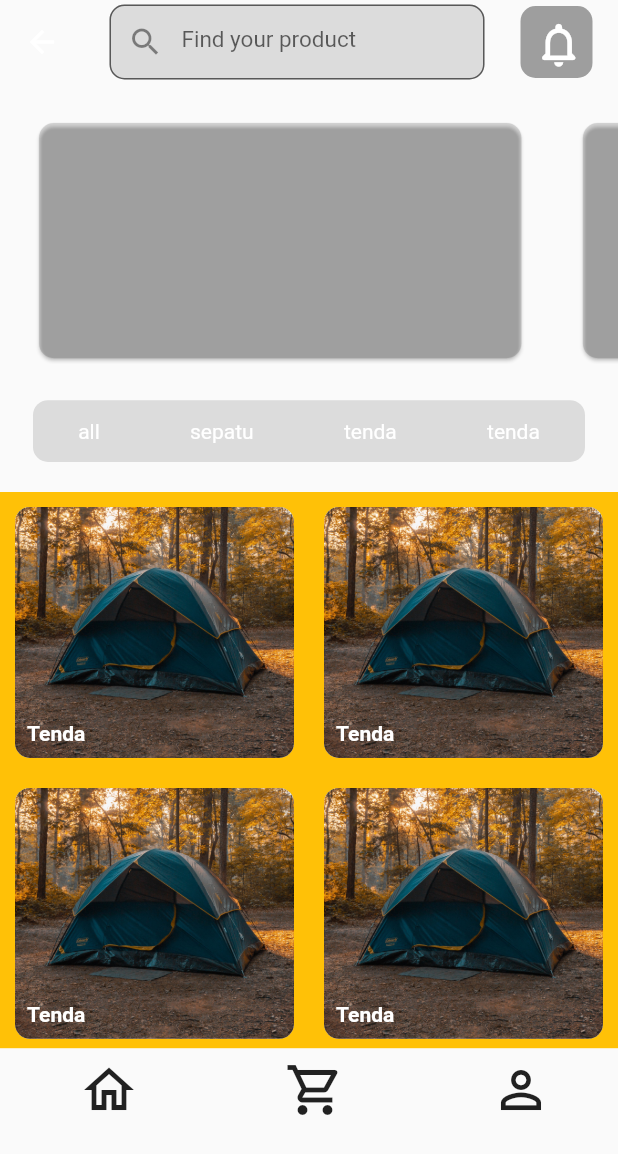
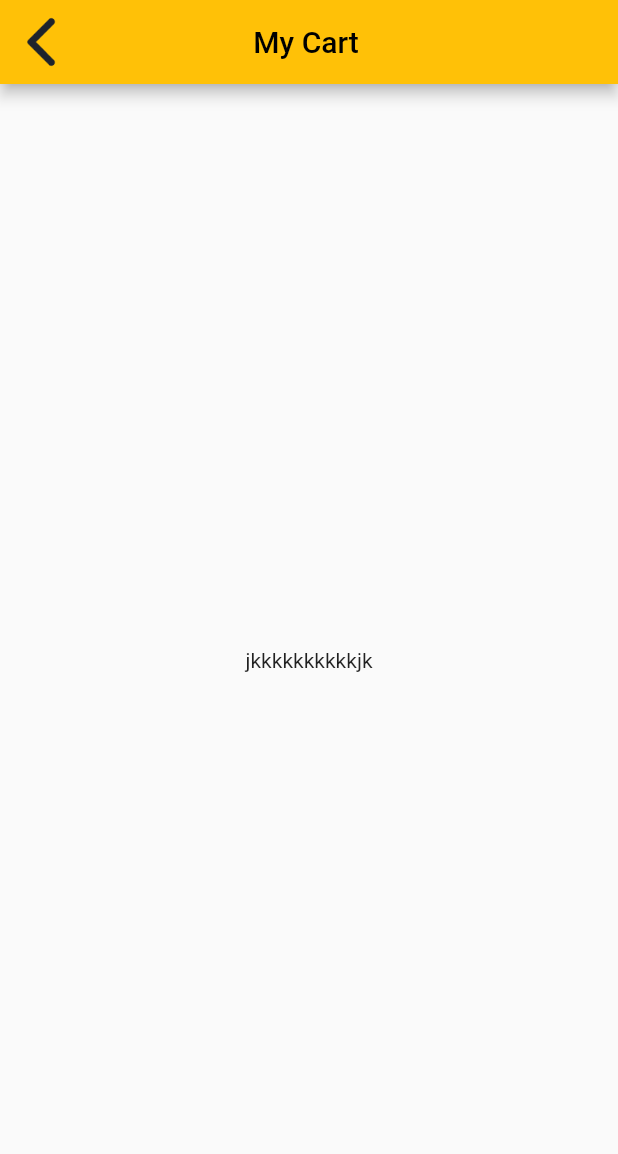
Before and after one commit to adiyuda46/rent, a Flutter app: the HomePage screen opened by its route, after a tap on the "shopping cart" icon, on a phone screen of 412 x 824 dp. Shown: the top 1154 px of the screen. Run offline on Flutter 3.47's test engine with Material 2 defaults, Android fonts, the phone set to English and light mode, and no system bars; our stand-ins replace google_fonts.

Commit message:
widget appbar

```diff
--- a/lib/main.dart
+++ b/lib/main.dart
@@ -1,4 +1,5 @@
 import 'package:flutter/material.dart';
+import 'package:rent/ui/page/cart.dart';
 import 'package:rent/ui/page/detailProduct.dart';
 import 'package:rent/ui/page/forgotpassword.dart';
 import 'package:rent/ui/page/home.dart';
@@ -27,7 +28,7 @@ class MyApp extends StatelessWidget {
         '/homePage': (context) => HomePage(),
         '/ForgetPassword' : (context) => ForgetPassword(),
         '/DetailProduct':(context) => DetailProduct(),
-
+        '/Cart' : (context) => Cart(),
 
       },
     );
--- /dev/null
+++ b/lib/ui/page/cart.dart
@@ -0,0 +1,16 @@
+import 'package:flutter/material.dart';
+import '../widget/appBar3.dart';
+
+class Cart extends StatelessWidget {
+  const Cart({super.key});
+
+  @override
+  Widget build(BuildContext context) {
+    return Scaffold(
+      appBar: AppBar3(title: "My Cart"),
+      body: Center(
+        child: Text("jkkkkkkkkkkjk"),
+      ),
+    );
+  }
+}
--- a/lib/ui/page/home.dart
+++ b/lib/ui/page/home.dart
@@ -27,25 +27,6 @@ class _HomePageState extends State<HomePage> {
           padding: const EdgeInsets.only(top: 22),
           child: Column(
             children: [
-              // Padding(
-              //   padding: const EdgeInsets.fromLTRB(22, 30, 22, 30),
-              //   child: Row(
-              //     children: [
-              //       FindProduct(),
-              //       // SizedBox(width: 10,),
-              //       Container(
-              //         height: 60,
-              //         width: 60,
-              //         margin: EdgeInsets.only(left: 22),
-              //         child: NotifButton(
-              //           icon: Icons.notifications_none_outlined,
-              //           iconSize: 35,
-              //           onPressed: () {},
-              //         ),
-              //       ),
-              //     ],
-              //   ),
-              // ),
               Container(
                 height: tinggi * 0.2,
                 width: lebar,
@@ -103,7 +84,9 @@ class _HomePageState extends State<HomePage> {
                     ),
                   ),
                   IconButton(
-                    onPressed: () {},
+                    onPressed: () {
+                      Navigator.pushNamed(context, '/Cart');
+                    },
                     icon: Icon(Icons.shopping_cart_outlined, size: 40),
                   ),
                   IconButton(
--- /dev/null
+++ b/lib/ui/widget/appBar3.dart
@@ -0,0 +1,40 @@
+import 'package:flutter/material.dart';
+import 'package:rent/ui/widget/backButton.dart';
+import 'package:rent/ui/widget/notifButton.dart';
+
+class AppBar3 extends StatelessWidget implements PreferredSizeWidget {
+  final String title;
+  final double height;
+
+  const AppBar3({
+    Key? key,
+    this.height = kToolbarHeight,
+    required this.title,
+  }) : super(key: key);
+
+  @override
+  Size get preferredSize => Size.fromHeight(height);
+  @override
+  @override
+  Widget build(BuildContext context) {
+    return AppBar(
+      backgroundColor: Colors.amber,
+      // elevation: 0,
+      leading: IconButton(
+        icon: Image.asset('assets/Back button.png'),
+        onPressed: () {
+          Navigator.pop(context);
+        },
+      ),
+      title: Center(
+        child: Padding(
+          padding: const EdgeInsets.only(right: 60),
+          child: Text(
+            title,
+            style: TextStyle(color: Colors.black),
+          ),
+        ),
+      ),
+    );
+  }
+}
```
